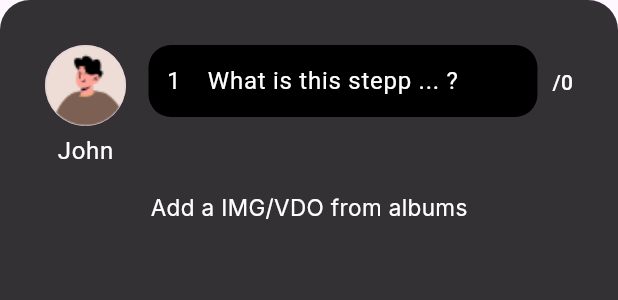
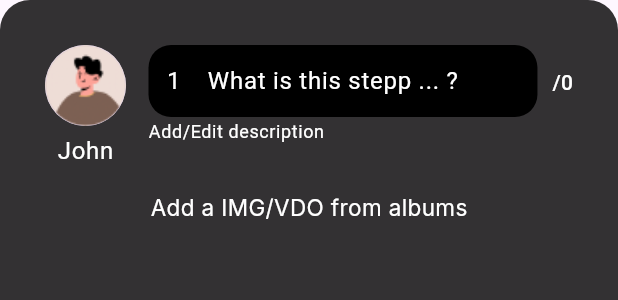
Before and after one commit to Yong509/stepp-app, a Flutter app: the EachSteppPanel widget shown alone on an empty page, opened directly with empty values, on a phone screen of 412 x 824 dp. Shown: the top 300 px of the screen. Run offline on Flutter 3.47's test engine with Material 3 defaults, Android fonts, the phone set to English and light mode, and no system bars; our stand-ins replace cached_network_image, google_fonts, phosphor_flutter, skeletonizer, sliding_up_panel, video_player; missing offline and left inert: easy_image_viewer, photo_manager, photo_manager_image_provider; network calls fail.

```diff
--- a/lib/constants/home/home_page_ui_strings.dart
+++ b/lib/constants/home/home_page_ui_strings.dart
@@ -15,4 +15,6 @@ class HomePageUiStrings {
   static const stayEditSteppPage = "No, I want to keep edit";
   static const quitEditSteppPage = "Quit";
   static const quitEditSteppDialogTitle = "If you go back now, your post will be discarded.";
+  static const addOrEditDescription = "Add/Edit description";
+  static const addOrEditImage = "Add/Edit image";
 }
--- a/lib/widgets/home/add/each_stepp_panel.dart
+++ b/lib/widgets/home/add/each_stepp_panel.dart
@@ -39,12 +39,19 @@ class _EachSteppPanelState extends State<EachSteppPanel> {
   AssetEntity? selectEntity;
   TextEditingController titleTextController = TextEditingController();
   TextEditingController descriptionTextController = TextEditingController();
+  bool isClickEditCaption = false;
 
   @override
   void initState() {
     super.initState();
     titleTextController.text = widget.eachStepp.title ?? UiStrings.emptyLabel;
     descriptionTextController.text = widget.eachStepp.description ?? UiStrings.emptyLabel;
+  }
+
+  void toggleEditCaption() {
+    setState(() {
+      isClickEditCaption = !isClickEditCaption;
+    });
   }
 
   @override
@@ -91,7 +98,10 @@ class _EachSteppPanelState extends State<EachSteppPanel> {
                     width: Sizes.spacing15,
                   ),
                   Expanded(
-                    child: Row(
+                    child: Column(
+                      crossAxisAlignment: CrossAxisAlignment.start,
+                      children: [
+                        Row(
                           children: [
                             Flexible(
                               child: SizedBox(
@@ -110,8 +120,22 @@ class _EachSteppPanelState extends State<EachSteppPanel> {
                               width: Sizes.spacing10,
                             ),
                             Text(
-                          HomePageUiStrings.currentAddSteppIndex(addSteppProvider.currentAddStepp?.stepps?.length ?? 0),
+                              HomePageUiStrings.currentAddSteppIndex(
+                                  addSteppProvider.currentAddStepp?.stepps?.length ?? 0),
                               style: context.textTheme.labelLarge!.copyWith(color: Colors.white),
+                            )
+                          ],
+                        ),
+                        GestureDetector(
+                          onTap: () => toggleEditCaption(),
+                          child: Text(
+                            isClickEditCaption
+                                ? HomePageUiStrings.addOrEditImage
+                                : HomePageUiStrings.addOrEditDescription,
+                            style: context.textTheme.bodySmall!.copyWith(
+                              color: Colors.white,
+                            ),
+                          ),
                         )
                       ],
                     ),
@@ -122,7 +146,7 @@ class _EachSteppPanelState extends State<EachSteppPanel> {
             const SizedBox(
               height: HomePageSize.addSteppInputGallerySpace,
             ),
-            if (selectEntity == null) ...[
+            if (!isClickEditCaption) ...[
               _buildBeforeSelectImage(),
             ] else ...[
               _buildAfterSelectImage(),
@@ -153,6 +177,7 @@ class _EachSteppPanelState extends State<EachSteppPanel> {
                   setState(() {
                     selectEntity = entity;
                   });
+                  toggleEditCaption();
                 }
                 widget.selectEntity!(entity!);
               },
```
Also changed, not shown: lib/constants/routes.dart (+11 -4 lines), lib/pages/home/feed/add_cover_stepp_page.dart (+23 -6 lines), lib/pages/home/feed/add_each_stepp_page.dart (+12 -3 lines), lib/constants/home/add_cover_stepp_page_sizes.dart (renamed from lib/constants/home/feed/add_cover_stepp_page_sizes.dart), lib/constants/home/add_cover_stepp_page_ui_strings.dart (renamed from lib/constants/home/feed/add_cover_stepp_page_ui_strings.dart). Lines whose indentation alone changed are shown as unchanged.
